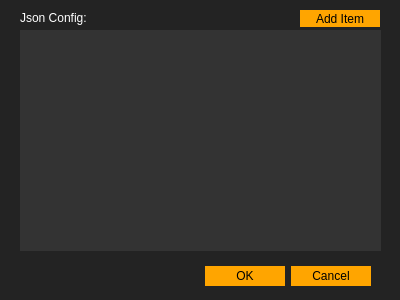
Old version of the form acriaconfig.ui in the repository Acria-Network/Acria-Oracle-Node-Qt.
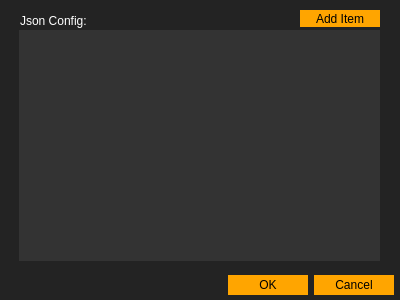
New version of the form. Icons and pictures are not drawn.

```diff
--- a/acriaconfig.ui
+++ b/acriaconfig.ui
@@ -24,8 +24,8 @@
   <widget class="QDialogButtonBox" name="buttonBox">
    <property name="geometry">
     <rect>
-     <x>30</x>
-     <y>260</y>
+     <x>53</x>
+     <y>269</y>
      <width>341</width>
      <height>32</height>
     </rect>
@@ -50,10 +50,10 @@
   <widget class="QPlainTextEdit" name="plainTextEdit">
    <property name="geometry">
     <rect>
-     <x>20</x>
+     <x>19</x>
      <y>30</y>
      <width>361</width>
-     <height>221</height>
+     <height>231</height>
     </rect>
    </property>
    <property name="styleSheet">
@@ -67,7 +67,7 @@
    <property name="geometry">
     <rect>
      <x>20</x>
-     <y>10</y>
+     <y>13</y>
      <width>71</width>
      <height>16</height>
     </rect>
```
